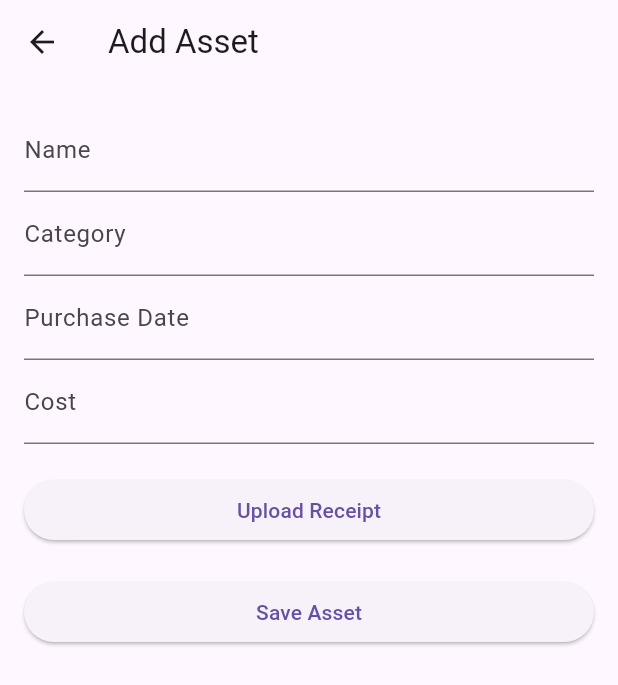
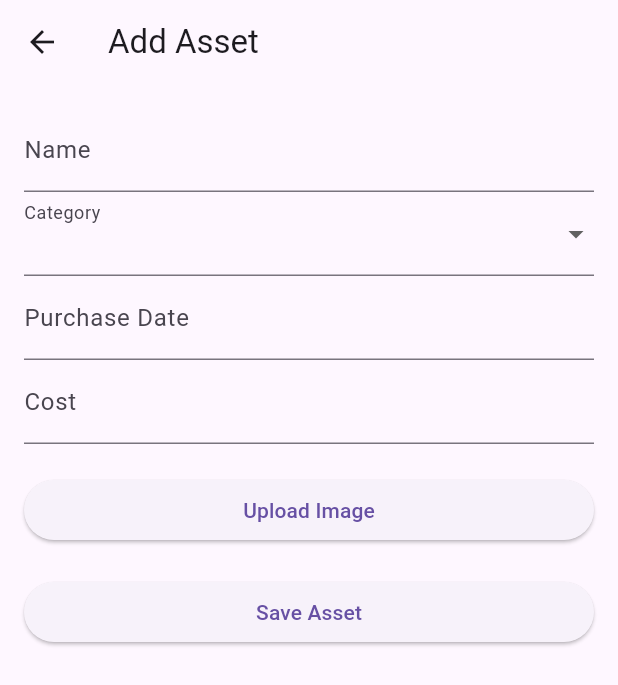
Before and after one commit to slatei/asset_manager, a Flutter app: the screen it shows once a user with an empty profile is signed in, after a tap on the "add" icon, on a phone screen of 412 x 824 dp. Shown: the top 685 px of the screen. Run offline on Flutter 3.47's test engine with Material 3 defaults, Android fonts, the phone set to English and light mode, and no system bars; our stand-ins replace cloud_firestore, dio, firebase_auth, firebase_core, firebase_storage, image_picker; missing offline and left inert: firebase_ui_auth, http_mock_adapter; accounts and stored records are empty.

Commit message:
feat: Add categorisation selection framework

```diff
--- a/lib/main.dart
+++ b/lib/main.dart
@@ -1,3 +1,4 @@
+import 'package:asset_store/state/categories_state.dart';
 import 'package:provider/provider.dart';
 import 'package:flutter/foundation.dart';
 import 'package:flutter/material.dart';
@@ -49,6 +50,10 @@ class App extends StatelessWidget {
                   auth: FirebaseAuth.instance,
                   storage: FirebaseStorage.instance,
                 )),
+        ChangeNotifierProvider(
+            create: (context) => CategoriesState(
+                  firestore: FirebaseFirestore.instance,
+                )),
       ],
       child: MaterialApp(
         title: 'Asset Management',
--- a/lib/screens/asset_form.dart
+++ b/lib/screens/asset_form.dart
@@ -1,10 +1,12 @@
 import 'dart:async';
 import 'dart:io';
+import 'package:asset_store/state/categories_state.dart';
 import 'package:flutter/foundation.dart';
 import 'package:flutter/material.dart';
 import 'package:image_picker/image_picker.dart';
 
 import 'package:asset_store/models/asset.dart';
+import 'package:provider/provider.dart';
 
 class AssetForm extends StatefulWidget {
   final FutureOr<void> Function(Asset asset,
@@ -28,6 +30,18 @@ class _AssetFormState extends State<AssetForm> {
   String? _category;
   String? _purchaseDate;
   double? _cost;
+
+  final invalidCategorySymbols = RegExp(r'[\^$*.\[\]{}()?\-"!@#%&/\,><:;_~`+='
+      "'"
+      ']');
+
+  @override
+  void initState() {
+    super.initState();
+    final categoriesState =
+        Provider.of<CategoriesState>(context, listen: false);
+    categoriesState.fetchCategories();
+  }
 
   Future<void> _pickImage() async {
     try {
@@ -79,6 +93,76 @@ class _AssetFormState extends State<AssetForm> {
     }
   }
 
+  void _addNewCategory(BuildContext context) {
+    showDialog(
+      context: context,
+      builder: (context) {
+        String newCategory = '';
+        String errorMessage = '';
+        return StatefulBuilder(
+          builder: (context, setState) {
+            return AlertDialog(
+              title: const Text('Add New Category'),
+              content: Column(
+                mainAxisSize: MainAxisSize.min,
+                children: [
+                  TextField(
+                    onChanged: (value) {
+                      newCategory = value;
+                      setState(() {
+                        errorMessage = '';
+                      });
+                    },
+                    decoration: const InputDecoration(labelText: 'Category'),
+                  ),
+                  if (errorMessage.isNotEmpty)
+                    Padding(
+                      padding: const EdgeInsets.only(top: 8.0),
+                      child: Text(
+                        errorMessage,
+                        style: const TextStyle(color: Colors.red),
+                      ),
+                    ),
+                ],
+              ),
+              actions: [
+                TextButton(
+                  onPressed: () async {
+                    if (newCategory.isNotEmpty) {
+                      final categoriesState =
+                          Provider.of<CategoriesState>(context, listen: false);
+
+                      if (categoriesState.categories.contains(newCategory)) {
+                        setState(() {
+                          errorMessage =
+                              'Category "$newCategory" already exists';
+                        });
+                      } else if (newCategory.contains(invalidCategorySymbols)) {
+                        setState(() {
+                          errorMessage =
+                              'Category can not contain special characters';
+                        });
+                      } else {
+                        await categoriesState.addCategory(newCategory);
+                        if (context.mounted) {
+                          setState(() {
+                            _category = newCategory;
+                          });
+                          Navigator.of(context).pop();
+                        }
+                      }
+                    }
+                  },
+                  child: const Text('Add'),
+                ),
+              ],
+            );
+          },
+        );
+      },
+    );
+  }
+
   @override
   Widget build(BuildContext context) {
     return Scaffold(
@@ -102,8 +186,59 @@ class _AssetFormState extends State<AssetForm> {
                 _name = value;
               },
             ),
-            TextFormField(
+            Consumer<CategoriesState>(
+                builder: (context, categoriesState, child) {
+              final uniqueCategories =
+                  categoriesState.categories.toSet().toList();
+
+              return DropdownButtonFormField<String>(
                 decoration: const InputDecoration(labelText: 'Category'),
+                // Ensures long categories don't overflow the displayed text box
+                isExpanded: true,
+                value: _category,
+                items: [
+                  ...uniqueCategories.map((String category) {
+                    return DropdownMenuItem<String>(
+                      value: category,
+                      child: Text(
+                        category,
+                        // Truncate long categories
+                        overflow: TextOverflow.ellipsis,
+                      ),
+                    );
+                  }),
+                  const DropdownMenuItem<String>(
+                    enabled: false,
+                    child: Divider(),
+                  ),
+                  DropdownMenuItem<String>(
+                    value: 'add_new_category',
+                    child: Row(
+                      children: [
+                        Icon(
+                          Icons.add,
+                          color: Theme.of(context).colorScheme.secondary,
+                        ),
+                        const SizedBox(width: 8),
+                        Text(
+                          'Add New Category',
+                          style: TextStyle(
+                            color: Theme.of(context).colorScheme.secondary,
+                          ),
+                        ),
+                      ],
+                    ),
+                  ),
+                ],
+                onChanged: (value) {
+                  if (value == 'add_new_category') {
+                    _addNewCategory(context);
+                  } else {
+                    setState(() {
+                      _category = value;
+                    });
+                  }
+                },
                 validator: (value) {
                   if (value == null || value.isEmpty) {
                     return 'Please enter a category';
@@ -113,7 +248,8 @@ class _AssetFormState extends State<AssetForm> {
                 onSaved: (value) {
                   _category = value;
                 },
-            ),
+              );
+            }),
             TextFormField(
               decoration: const InputDecoration(labelText: 'Purchase Date'),
               validator: (value) {
@@ -149,7 +285,7 @@ class _AssetFormState extends State<AssetForm> {
                   : Image.file(_imageFile!, height: 200),
             ElevatedButton(
               onPressed: _pickImage,
-              child: const Text('Upload Receipt'),
+              child: const Text('Upload Image'),
             ),
             const SizedBox(height: 20),
             ElevatedButton(
--- /dev/null
+++ b/lib/state/categories_state.dart
@@ -0,0 +1,24 @@
+import 'package:flutter/material.dart';
+import 'package:cloud_firestore/cloud_firestore.dart';
+
+class CategoriesState extends ChangeNotifier {
+  final FirebaseFirestore firestore;
+
+  CategoriesState({required this.firestore});
+
+  List<String> _categories = [];
+
+  List<String> get categories => _categories;
+
+  Future<void> fetchCategories() async {
+    final snapshot = await firestore.collection('categories').get();
+    _categories = snapshot.docs.map((doc) => doc['name'] as String).toList();
+    notifyListeners();
+  }
+
+  Future<void> addCategory(String category) async {
+    await firestore.collection('categories').add({'name': category});
+    _categories.add(category);
+    notifyListeners();
+  }
+}
```
Lines whose indentation alone changed are shown as unchanged.
